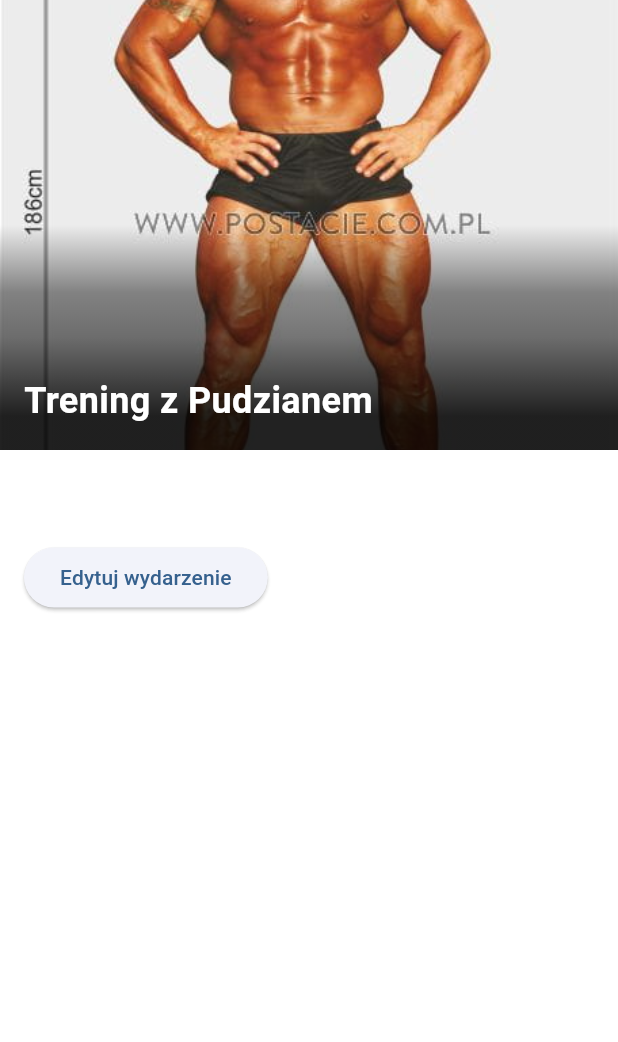
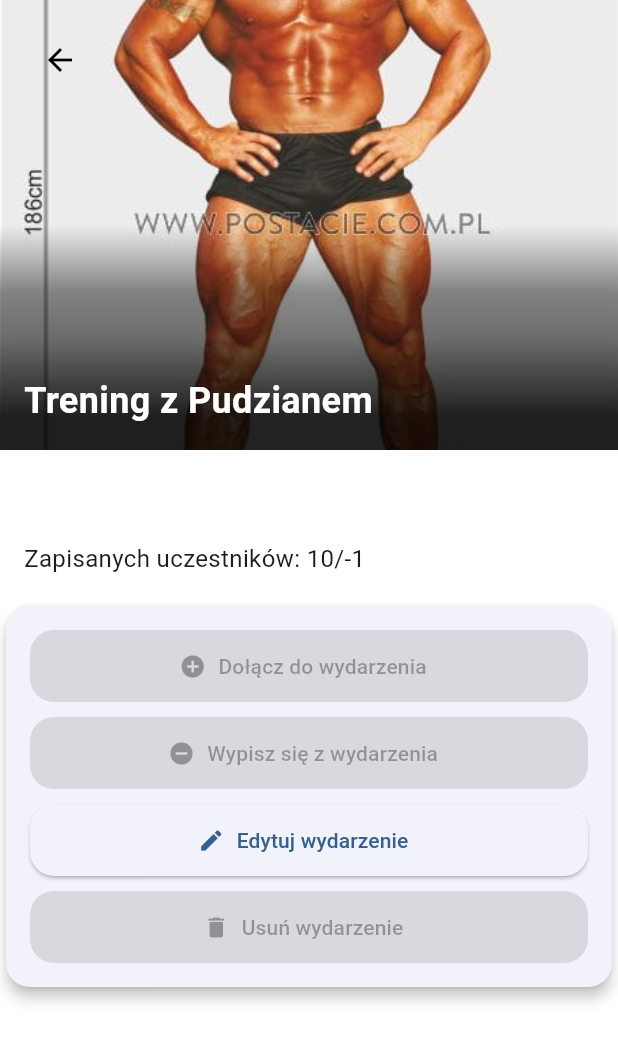
Before and after one commit to JaKosinski/IPZ_2024_2025, a Flutter app: the EventPage screen opened directly with sample values from the repository, on a phone screen of 412 x 824 dp. Shown: the top 1042 px of the screen. Run offline on Flutter 3.47's test engine with Material 3 defaults, Android fonts, the phone set to English and light mode, and no system bars; our stand-ins replace image_picker, shared_preferences; missing offline and left inert: mysql1; accounts and stored records are empty; network calls fail.

Commit message:
Edycja in progress

```diff
--- a/aplikacja/lib/database/database_helper.dart
+++ b/aplikacja/lib/database/database_helper.dart
@@ -4,7 +4,7 @@ import 'package:http/http.dart' as http;
 import 'package:mysql1/mysql1.dart';
 
 class DatabaseHelper {
-  static const String link = 'http://192.168.0.16:5000';
+  static const String link = 'http://192.168.208.229:5000';
   // static const String host = 'localhost';
   // static const int port = 3306;
   // static const String user = 'root';
--- a/aplikacja/lib/pages/event_page.dart
+++ b/aplikacja/lib/pages/event_page.dart
@@ -55,6 +55,17 @@ class _EventPageState extends State<EventPage>{
                   gradient: AppGradients.eventPageGradient,
                 ),
               ),
+              //strzałka do powrotu do str głównej
+              Positioned(
+                top: 16,
+                left: 16,
+                child: IconButton(
+                icon: const Icon(Icons.arrow_back, color: Colors.black),
+                onPressed: () {
+                Navigator.popUntil(context, (route) => route.isFirst); // Powrót do strony głównej
+                },
+                    ),
+                  ),
               // tutaj mamy tekst na zdjeciu
               Positioned(
                 bottom: 16,
@@ -81,13 +92,76 @@ class _EventPageState extends State<EventPage>{
               ),
             ),
           ),
+          //zapisani użytkownicy
           Padding(
             padding: const EdgeInsets.symmetric(horizontal: 16),
-            child: ElevatedButton(
-              onPressed: () => _navigateToEditPage(context),
-              child: const Text ('Edytuj wydarzenie')
-              )
-          )
+            child: Text(
+              'Zapisanych uczestników: ${_currentEvent.registeredParticipants}/${_currentEvent.maxParticipants}',
+              style: const TextStyle(fontSize:16),
+            ),
+          ),
+      const SizedBox(height: 16),
+          Center(child: Card(
+            elevation: 4,
+            shape: RoundedRectangleBorder(
+              borderRadius:BorderRadius.circular(16),
+            ),
+            child: Padding(padding:
+            const EdgeInsets.all(16),
+            child: Column(
+              mainAxisSize: MainAxisSize.min,
+              children: [
+                ElevatedButton.icon(onPressed: null,//_joinEvent,
+                icon: const Icon(Icons.add_circle),
+                label: const Text('Dołącz do wydarzenia'),
+                style: ElevatedButton.styleFrom(minimumSize: const Size(double.infinity,48),
+                shape: RoundedRectangleBorder(
+                  borderRadius: BorderRadius.circular(16),
+                ),
+                ),
+                ),
+                const SizedBox(height: 10),
+                if(_currentEvent.registeredParticipants > 0)
+                  ElevatedButton.icon(onPressed: null/*_leaveEvent*/, icon: const Icon(Icons.remove_circle),
+                  label: const Text('Wypisz się z wydarzenia'),
+                  style: ElevatedButton.styleFrom(
+                    minimumSize: const Size(double.infinity,48),
+                    shape: RoundedRectangleBorder(
+                      borderRadius: BorderRadius.circular(16),
+
+                    ),
+
+                  ),
+
+                  ),
+                  const SizedBox(height: 10),
+                  ElevatedButton.icon(
+                    onPressed: () => _navigateToEditPage(context),
+                    icon: const Icon(Icons.edit),
+                    label: const Text('Edytuj wydarzenie'),
+                    style: ElevatedButton.styleFrom(
+                      minimumSize: const Size(double.infinity, 48),
+                      shape: RoundedRectangleBorder(
+                        borderRadius: BorderRadius.circular(16),
+                      ),
+                    ),
+                  ),
+                  const SizedBox(height: 10),
+                  ElevatedButton.icon(
+                    onPressed: null,//_deleteEvent,
+                    icon: const Icon(Icons.delete),
+                    label: const Text('Usuń wydarzenie'),
+                    style: ElevatedButton.styleFrom(
+                      backgroundColor: Colors.red,
+                      minimumSize: const Size(double.infinity, 48),
+                      shape: RoundedRectangleBorder(
+                        borderRadius: BorderRadius.circular(16),
+                      ),
+                    ),
+                  ),
+                         ],
+            ))
+          ),)
         ],
       ),
     );
--- a/aplikacja/lib/widgets/event_card.dart
+++ b/aplikacja/lib/widgets/event_card.dart
@@ -20,7 +20,7 @@ class EventCard extends StatelessWidget {
         Navigator.push(
           context,
           MaterialPageRoute(
-              builder: (context) => EventPage(event: event,onUpdate: onUpdate,)
+              builder: (context) => EventPage(event: event,onUpdate: onUpdate, )
           ),
         );
       },
```
Also changed, not shown: aplikacja/lib/pages/edit_event_page.dart (+71 -46 lines), aplikacja/lib/pages/sign_in.dart (line endings or trailing spaces), 5 other files.
